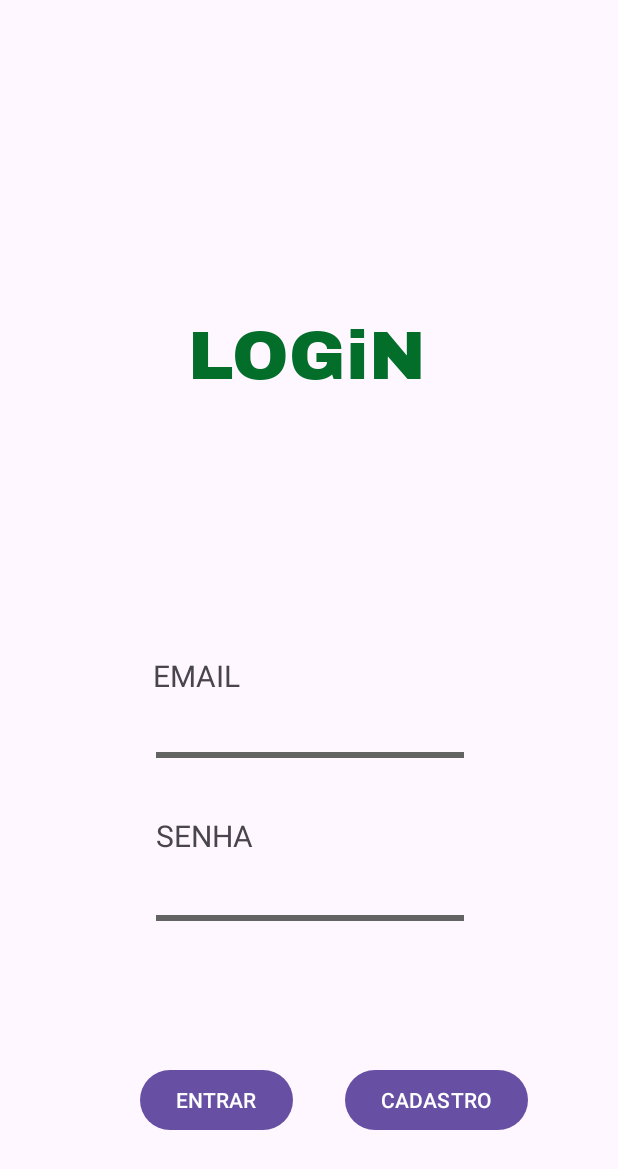
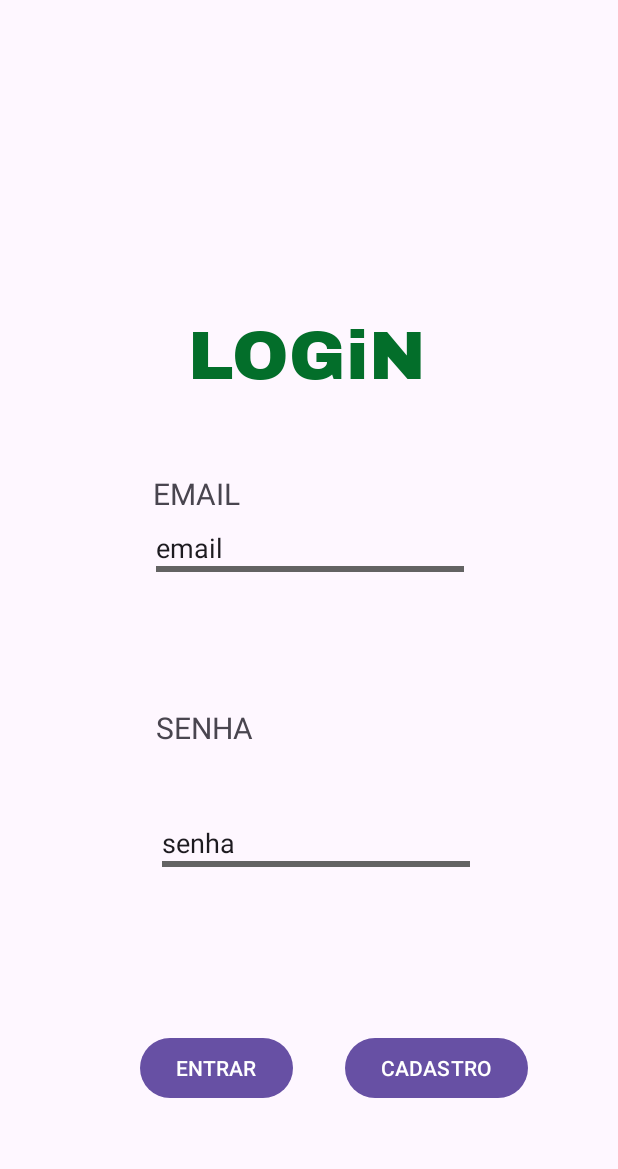
Before and after one commit to danidaisa/OFICALTCC, an Android app: the LoginActivity screen opened directly, with no data from a screen before it, on a phone screen of 412 x 824 dp. Shown: the top 1169 px of the screen. Run offline under Robolectric (Android 15) with nearby library versions, the phone set to English and light mode, and no system bars; Roboto replaces fonts that are not available here.

Commit message:
melhoras no layout

```diff
--- a/app/src/main/res/layout/login_activity.xml
+++ b/app/src/main/res/layout/login_activity.xml
@@ -6,71 +6,49 @@
     android:layout_height="match_parent"
     android:foregroundTintMode="add">
 
-    <EditText
-        android:id="@+id/editTextTextEmailAddress"
+    <TextView
+        android:id="@+id/SENHA2"
         android:layout_width="wrap_content"
         android:layout_height="wrap_content"
-        android:layout_marginStart="101dp"
-        android:layout_marginEnd="100dp"
-        android:layout_marginBottom="14dp"
-        android:backgroundTint="#636363"
-        android:backgroundTintMode="add"
-        android:ems="10"
-        android:inputType="textEmailAddress"
-        app:layout_constraintBottom_toTopOf="@+id/SENHA"
+        android:layout_marginStart="103dp"
+        android:layout_marginTop="74dp"
+        android:layout_marginEnd="242dp"
+        android:layout_marginBottom="15dp"
+        android:text="SENHA"
+        android:textSize="20sp"
+        app:layout_constraintBottom_toTopOf="@+id/editTextText4"
         app:layout_constraintEnd_toEndOf="parent"
         app:layout_constraintStart_toStartOf="parent"
-        app:layout_constraintTop_toBottomOf="@+id/EMAIL" />
-
-    <EditText
-        android:id="@+id/editTextTextPassword"
-        android:layout_width="wrap_content"
-        android:layout_height="wrap_content"
-        android:layout_marginStart="101dp"
-        android:layout_marginTop="2dp"
-        android:layout_marginEnd="100dp"
-        android:layout_marginBottom="200dp"
-        android:backgroundTint="#636363"
-        android:backgroundTintMode="add"
-        android:ems="10"
-        android:inputType="textPassword"
-        app:layout_constraintBottom_toBottomOf="parent"
-        app:layout_constraintEnd_toEndOf="parent"
-        app:layout_constraintStart_toStartOf="parent"
-        app:layout_constraintTop_toBottomOf="@+id/SENHA" />
+        app:layout_constraintTop_toBottomOf="@+id/editTextText3" />
 
     <Button
         android:id="@+id/entrar"
         android:layout_width="wrap_content"
         android:layout_height="wrap_content"
         android:layout_marginStart="101dp"
-        android:layout_marginTop="109dp"
         android:layout_marginEnd="17dp"
         android:layout_marginBottom="88dp"
         android:onClick="MenuActivity"
         android:text="ENTRAR"
         app:layout_constraintBottom_toBottomOf="parent"
         app:layout_constraintEnd_toStartOf="@+id/CAD"
-        app:layout_constraintStart_toStartOf="parent"
-        app:layout_constraintTop_toBottomOf="@+id/editTextTextPassword" />
+        app:layout_constraintStart_toStartOf="parent" />
 
     <Button
         android:id="@+id/CAD"
         android:layout_width="wrap_content"
         android:layout_height="wrap_content"
         android:layout_marginStart="17dp"
-        android:layout_marginTop="109dp"
         android:layout_marginEnd="68dp"
         android:layout_marginBottom="88dp"
         android:onClick="CadastroActivity2"
         android:text="CADASTRO"
         app:layout_constraintBottom_toBottomOf="parent"
         app:layout_constraintEnd_toEndOf="parent"
-        app:layout_constraintStart_toEndOf="@+id/entrar"
-        app:layout_constraintTop_toBottomOf="@+id/editTextTextPassword" />
+        app:layout_constraintStart_toEndOf="@+id/entrar" />
 
     <TextView
-        android:id="@+id/LOG"
+        android:id="@+id/EDIT"
         android:layout_width="wrap_content"
         android:layout_height="wrap_content"
         android:layout_marginStart="126dp"
@@ -91,27 +69,46 @@
         android:layout_width="wrap_content"
         android:layout_height="wrap_content"
         android:layout_marginStart="101dp"
-        android:layout_marginTop="168dp"
+        android:layout_marginTop="50dp"
         android:layout_marginEnd="251dp"
         android:text="EMAIL"
         android:textSize="20sp"
-        app:layout_constraintBottom_toTopOf="@+id/editTextTextEmailAddress"
+        app:layout_constraintBottom_toTopOf="@+id/editTextText3"
         app:layout_constraintEnd_toEndOf="parent"
         app:layout_constraintStart_toStartOf="parent"
-        app:layout_constraintTop_toBottomOf="@+id/LOG" />
+        app:layout_constraintTop_toBottomOf="@+id/EDIT" />
 
-    <TextView
-        android:id="@+id/SENHA"
+    <EditText
+        android:id="@+id/editTextText3"
         android:layout_width="wrap_content"
         android:layout_height="wrap_content"
-        android:layout_marginStart="103dp"
-        android:layout_marginTop="14dp"
-        android:layout_marginEnd="242dp"
-        android:text="SENHA"
-        android:textSize="20sp"
-        app:layout_constraintBottom_toTopOf="@+id/editTextTextPassword"
+        android:layout_marginStart="11dp"
+        android:backgroundTint="#636363"
+        android:backgroundTintMode="add"
+        android:ems="10"
+        android:scrollbarSize="16dp"
+        android:text="email"
+        app:layout_constraintEnd_toEndOf="parent"
+        app:layout_constraintHorizontal_bias="0.473"
+        app:layout_constraintStart_toStartOf="parent"
+        app:layout_constraintTop_toBottomOf="@+id/EMAIL" />
+
+    <EditText
+        android:id="@+id/editTextText4"
+        android:layout_width="wrap_content"
+        android:layout_height="wrap_content"
+        android:layout_marginStart="105dp"
+        android:layout_marginTop="15dp"
+        android:layout_marginEnd="96dp"
+        android:layout_marginBottom="94dp"
+        android:backgroundTint="#636363"
+        android:backgroundTintMode="add"
+        android:ems="10"
+        android:text="senha"
+        app:layout_constraintBottom_toTopOf="@+id/entrar"
         app:layout_constraintEnd_toEndOf="parent"
         app:layout_constraintStart_toStartOf="parent"
-        app:layout_constraintTop_toBottomOf="@+id/editTextTextEmailAddress" />
+        app:layout_constraintTop_toBottomOf="@+id/SENHA2"
+        tools:ignore="MissingConstraints" />
 
 </androidx.constraintlayout.widget.ConstraintLayout>
--- a/app/src/main/res/layout/menu_activity.xml
+++ b/app/src/main/res/layout/menu_activity.xml
@@ -22,7 +22,7 @@
 
         <!-- ViewPager2 para exibir o carrossel de imagens -->
         <androidx.viewpager2.widget.ViewPager2
-            android:id="@+id/viewPager2"
+            android:id="@+id/imageView"
             android:layout_width="match_parent"
             android:layout_height="match_parent" />
     </LinearLayout>
@@ -35,13 +35,12 @@
         android:layout_gravity="start"
         app:menu="@menu/drawer_menu">
 
-        <!-- Cabeçalho do NavigationView (opcional) -->
         <LinearLayout
             android:layout_width="match_parent"
             android:layout_height="wrap_content"
             android:padding="16dp"
             android:orientation="vertical">
-            <!-- Adicione elementos de cabeçalho aqui, se necessário -->
+
         </LinearLayout>
     </com.google.android.material.navigation.NavigationView>
 
```
Also changed, not shown: app/src/main/AndroidManifest.xml (+12 -1 lines), app/src/main/res/layout/activity_edit_perfil.xml (+56 -7 lines), app/src/main/res/layout/perfil_activity.xml (+48 -32 lines).
